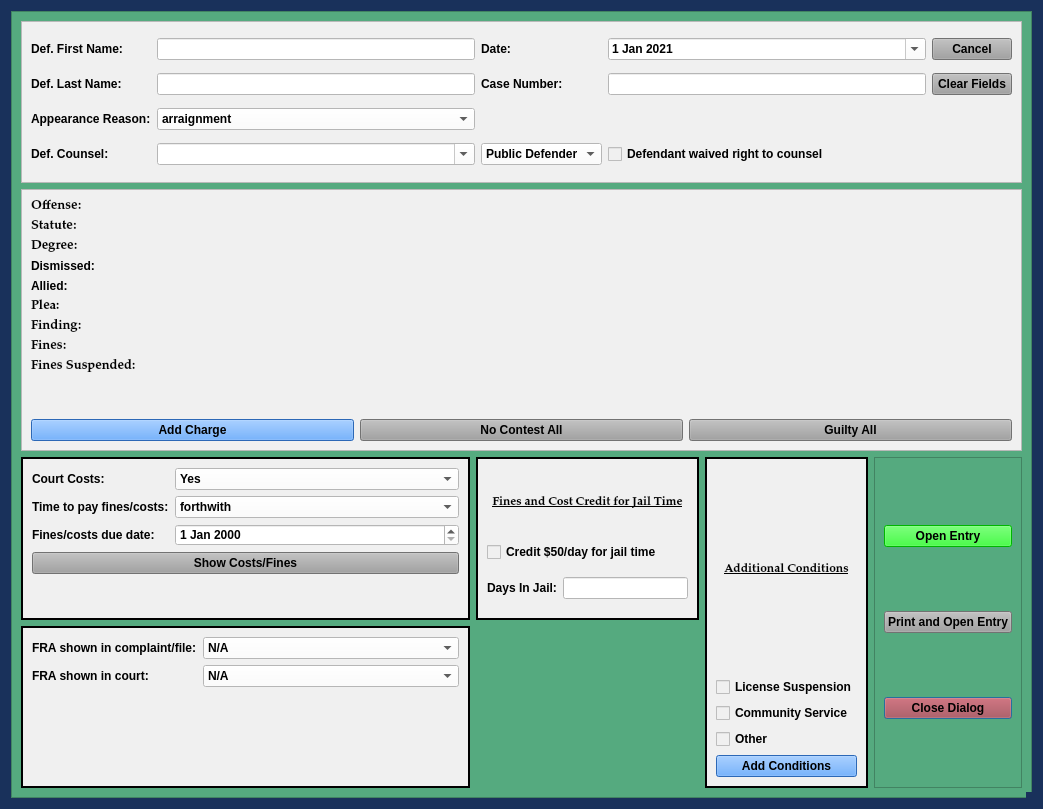
The window that package/views/ui/NoJailPleaDialog.ui (HunterProgram22/MuniEntry) describes before a commit, drawn with Qt 5.
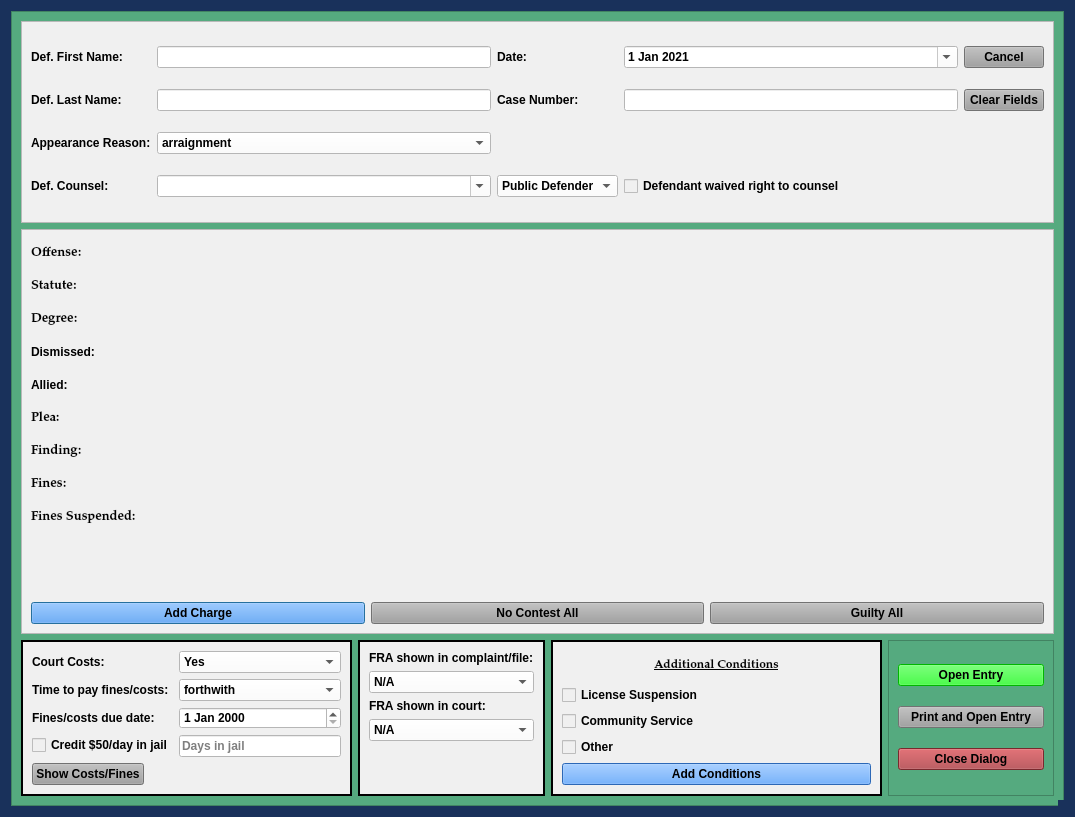
The same window after the commit.

Commit message: No Jail reformatted and add charge working.

What changed in the file:
```diff
--- a/package/views/ui/NoJailPleaDialog.ui
+++ b/package/views/ui/NoJailPleaDialog.ui
@@ -9,8 +9,8 @@
    <rect>
     <x>0</x>
     <y>0</y>
-    <width>1043</width>
-    <height>809</height>
+    <width>1075</width>
+    <height>817</height>
    </rect>
   </property>
   <property name="sizePolicy">
@@ -162,269 +162,11 @@
        <rect>
         <x>0</x>
         <y>0</y>
-        <width>1021</width>
-        <height>787</height>
+        <width>1053</width>
+        <height>795</height>
        </rect>
       </property>
-      <layout class="QGridLayout" name="gridLayout_4" columnstretch="2,0,0,0">
-       <item row="2" column="3" rowspan="2">
-        <widget class="QFrame" name="frame_2">
-         <property name="frameShape">
-          <enum>QFrame::StyledPanel</enum>
-         </property>
-         <property name="frameShadow">
-          <enum>QFrame::Raised</enum>
-         </property>
-         <layout class="QGridLayout" name="gridLayout_6">
-          <item row="0" column="0">
-           <widget class="QPushButton" name="create_entry_Button">
-            <property name="styleSheet">
-             <string notr="true">background-color: rgb(0, 255, 0);
-</string>
-            </property>
-            <property name="text">
-             <string>Open Entry</string>
-            </property>
-            <property name="autoDefault">
-             <bool>false</bool>
-            </property>
-           </widget>
-          </item>
-          <item row="1" column="0">
-           <widget class="QPushButton" name="print_entry_Button">
-            <property name="styleSheet">
-             <string notr="true">background-color: rgb(160, 160, 160);</string>
-            </property>
-            <property name="text">
-             <string>Print and Open Entry</string>
-            </property>
-            <property name="autoDefault">
-             <bool>false</bool>
-            </property>
-           </widget>
-          </item>
-          <item row="2" column="0">
-           <widget class="QPushButton" name="close_dialog_Button">
-            <property name="styleSheet">
-             <string notr="true">background-color: rgb(170, 58, 63);</string>
-            </property>
-            <property name="text">
-             <string>Close Dialog</string>
-            </property>
-           </widget>
-          </item>
-         </layout>
-        </widget>
-       </item>
-       <item row="2" column="2" rowspan="2">
-        <widget class="QFrame" name="frame_6">
-         <property name="sizePolicy">
-          <sizepolicy hsizetype="Preferred" vsizetype="Preferred">
-           <horstretch>0</horstretch>
-           <verstretch>0</verstretch>
-          </sizepolicy>
-         </property>
-         <property name="styleSheet">
-          <string notr="true">background-color: rgb(240, 240, 240);
-font: 75 9pt &quot;Palatino Linotype&quot;;
-font-weight: bold;</string>
-         </property>
-         <property name="frameShape">
-          <enum>QFrame::Box</enum>
-         </property>
-         <property name="frameShadow">
-          <enum>QFrame::Plain</enum>
-         </property>
-         <property name="lineWidth">
-          <number>2</number>
-         </property>
-         <layout class="QGridLayout" name="gridLayout_5">
-          <item row="3" column="0">
-           <widget class="QCheckBox" name="other_conditions_checkBox">
-            <property name="enabled">
-             <bool>true</bool>
-            </property>
-            <property name="focusPolicy">
-             <enum>Qt::StrongFocus</enum>
-            </property>
-            <property name="text">
-             <string>Other</string>
-            </property>
-           </widget>
-          </item>
-          <item row="1" column="0">
-           <widget class="QCheckBox" name="license_suspension_checkBox">
-            <property name="text">
-             <string>License Suspension</string>
-            </property>
-           </widget>
-          </item>
-          <item row="2" column="0">
-           <widget class="QCheckBox" name="community_service_checkBox">
-            <property name="text">
-             <string>Community Service</string>
-            </property>
-           </widget>
-          </item>
-          <item row="4" column="0">
-           <widget class="QPushButton" name="add_conditions_Button">
-            <property name="styleSheet">
-             <string notr="true">background-color: rgb(62, 146, 255)</string>
-            </property>
-            <property name="text">
-             <string>Add Conditions</string>
-            </property>
-            <property name="autoDefault">
-             <bool>false</bool>
-            </property>
-           </widget>
-          </item>
-          <item row="0" column="0">
-           <widget class="QLabel" name="label_24">
-            <property name="font">
-             <font>
-              <family>Palatino Linotype</family>
-              <pointsize>9</pointsize>
-              <weight>75</weight>
-              <italic>false</italic>
-              <bold>true</bold>
-              <underline>true</underline>
-             </font>
-            </property>
-            <property name="text">
-             <string>Additional Conditions</string>
-            </property>
-            <property name="alignment">
-             <set>Qt::AlignCenter</set>
-            </property>
-           </widget>
-          </item>
-         </layout>
-        </widget>
-       </item>
-       <item row="2" column="0">
-        <widget class="QFrame" name="frame_5">
-         <property name="sizePolicy">
-          <sizepolicy hsizetype="Preferred" vsizetype="Preferred">
-           <horstretch>0</horstretch>
-           <verstretch>0</verstretch>
-          </sizepolicy>
-         </property>
-         <property name="styleSheet">
-          <string notr="true">background-color: rgb(240, 240, 240);</string>
-         </property>
-         <property name="frameShape">
-          <enum>QFrame::Box</enum>
-         </property>
-         <property name="frameShadow">
-          <enum>QFrame::Plain</enum>
-         </property>
-         <property name="lineWidth">
-          <number>2</number>
-         </property>
-         <layout class="QFormLayout" name="formLayout">
-          <item row="0" column="0">
-           <widget class="QLabel" name="label_11">
-            <property name="text">
-             <string>Court Costs:</string>
-            </property>
-           </widget>
-          </item>
-          <item row="0" column="1">
-           <widget class="QComboBox" name="court_costs_box">
-            <property name="styleSheet">
-             <string notr="true">background-color: rgb(255, 255, 255);</string>
-            </property>
-            <item>
-             <property name="text">
-              <string>Yes</string>
-             </property>
-            </item>
-            <item>
-             <property name="text">
-              <string>Waived</string>
-             </property>
-            </item>
-            <item>
-             <property name="text">
-              <string>No</string>
-             </property>
-            </item>
-           </widget>
-          </item>
-          <item row="1" column="0">
-           <widget class="QLabel" name="label_9">
-            <property name="text">
-             <string>Time to pay fines/costs:</string>
-            </property>
-           </widget>
-          </item>
-          <item row="1" column="1">
-           <widget class="QComboBox" name="ability_to_pay_box">
-            <property name="styleSheet">
-             <string notr="true">background-color: rgb(255, 255, 255);</string>
-            </property>
-            <item>
-             <property name="text">
-              <string>forthwith</string>
-             </property>
-            </item>
-            <item>
-             <property name="text">
-              <string>within 30 days</string>
-             </property>
-            </item>
-            <item>
-             <property name="text">
-              <string>within 60 days</string>
-             </property>
-            </item>
-            <item>
-             <property name="text">
-              <string>within 90 days</string>
-             </property>
-            </item>
-           </widget>
-          </item>
-          <item row="2" column="0">
-           <widget class="QLabel" name="label_18">
-            <property name="text">
-             <string>Fines/costs due date:</string>
-            </property>
-           </widget>
-          </item>
-          <item row="2" column="1">
-           <widget class="QDateEdit" name="balance_due_date">
-            <property name="styleSheet">
-             <string notr="true">background-color: rgb(255, 255, 255);</string>
-            </property>
-           </widget>
-          </item>
-          <item row="3" column="0" colspan="2">
-           <widget class="QPushButton" name="costs_and_fines_Button">
-            <property name="sizePolicy">
-             <sizepolicy hsizetype="Preferred" vsizetype="Fixed">
-              <horstretch>0</horstretch>
-              <verstretch>0</verstretch>
-             </sizepolicy>
-            </property>
-            <property name="focusPolicy">
-             <enum>Qt::NoFocus</enum>
-            </property>
-            <property name="styleSheet">
-             <string notr="true">background-color: rgb(160, 160, 160);</string>
-            </property>
-            <property name="text">
-             <string>Show Costs/Fines</string>
-            </property>
-            <property name="flat">
-             <bool>false</bool>
-            </property>
-           </widget>
-          </item>
-         </layout>
-        </widget>
-       </item>
+      <layout class="QGridLayout" name="gridLayout_2" rowstretch="1,2,0,0" columnstretch="2,1,2,1">
        <item row="1" column="0" colspan="4">
         <widget class="QFrame" name="frame">
          <property name="sizePolicy">
@@ -645,6 +387,146 @@
          </layout>
         </widget>
        </item>
+       <item row="2" column="0">
+        <widget class="QFrame" name="frame_5">
+         <property name="sizePolicy">
+          <sizepolicy hsizetype="Preferred" vsizetype="Preferred">
+           <horstretch>0</horstretch>
+           <verstretch>0</verstretch>
+          </sizepolicy>
+         </property>
+         <property name="styleSheet">
+          <string notr="true">background-color: rgb(240, 240, 240);</string>
+         </property>
+         <property name="frameShape">
+          <enum>QFrame::Box</enum>
+         </property>
+         <property name="frameShadow">
+          <enum>QFrame::Plain</enum>
+         </property>
+         <property name="lineWidth">
+          <number>2</number>
+         </property>
+         <layout class="QFormLayout" name="formLayout">
+          <item row="0" column="0">
+           <widget class="QLabel" name="label_11">
+            <property name="text">
+             <string>Court Costs:</string>
+            </property>
+           </widget>
+          </item>
+          <item row="0" column="1">
+           <widget class="QComboBox" name="court_costs_box">
+            <property name="styleSheet">
+             <string notr="true">background-color: rgb(255, 255, 255);</string>
+            </property>
+            <item>
+             <property name="text">
+              <string>Yes</string>
+             </property>
+            </item>
+            <item>
+             <property name="text">
+              <string>Waived</string>
+             </property>
+            </item>
+            <item>
+             <property name="text">
+              <string>No</string>
+             </property>
+            </item>
+           </widget>
+          </item>
+          <item row="1" column="0">
+           <widget class="QLabel" name="label_9">
+            <property name="text">
+             <string>Time to pay fines/costs:</string>
+            </property>
+           </widget>
+          </item>
+          <item row="1" column="1">
+           <widget class="QComboBox" name="ability_to_pay_box">
+            <property name="styleSheet">
+             <string notr="true">background-color: rgb(255, 255, 255);</string>
+            </property>
+            <item>
+             <property name="text">
+              <string>forthwith</string>
+             </property>
+            </item>
+            <item>
+             <property name="text">
+              <string>within 30 days</string>
+             </property>
+            </item>
+            <item>
+             <property name="text">
+              <string>within 60 days</string>
+             </property>
+            </item>
+            <item>
+             <property name="text">
+              <string>within 90 days</string>
+             </property>
+            </item>
+           </widget>
+          </item>
+          <item row="2" column="0">
+           <widget class="QLabel" name="label_18">
+            <property name="text">
+             <string>Fines/costs due date:</string>
+            </property>
+           </widget>
+          </item>
+          <item row="2" column="1">
+           <widget class="QDateEdit" name="balance_due_date">
+            <property name="styleSheet">
+             <string notr="true">background-color: rgb(255, 255, 255);</string>
+            </property>
+           </widget>
+          </item>
+          <item row="3" column="0">
+           <widget class="QCheckBox" name="credit_for_jail_checkBox">
+            <property name="text">
+             <string>Credit $50/day in jail</string>
+            </property>
+           </widget>
+          </item>
+          <item row="3" column="1">
+           <widget class="QLineEdit" name="jail_time_credit_box">
+            <property name="styleSheet">
+             <string notr="true">background-color: rgb(255, 255, 255);</string>
+            </property>
+            <property name="placeholderText">
+             <string>Days in jail</string>
+            </property>
+           </widget>
+          </item>
+          <item row="4" column="0">
+           <widget class="QPushButton" name="costs_and_fines_Button">
+            <property name="sizePolicy">
+             <sizepolicy hsizetype="Preferred" vsizetype="Fixed">
+              <horstretch>0</horstretch>
+              <verstretch>0</verstretch>
+             </sizepolicy>
+            </property>
+            <property name="focusPolicy">
+             <enum>Qt::NoFocus</enum>
+            </property>
+            <property name="styleSheet">
+             <string notr="true">background-color: rgb(160, 160, 160);</string>
+            </property>
+            <property name="text">
+             <string>Show Costs/Fines</string>
+            </property>
+            <property name="flat">
+             <bool>false</bool>
+            </property>
+           </widget>
+          </item>
+         </layout>
+        </widget>
+       </item>
        <item row="0" column="0" colspan="4">
         <widget class="QFrame" name="case_name_Frame">
          <property name="sizePolicy">
@@ -863,74 +745,142 @@
          </layout>
         </widget>
        </item>
+       <item row="2" column="2">
+        <widget class="QFrame" name="frame_6">
+         <property name="sizePolicy">
+          <sizepolicy hsizetype="Preferred" vsizetype="Preferred">
+           <horstretch>0</horstretch>
+           <verstretch>0</verstretch>
+          </sizepolicy>
+         </property>
+         <property name="styleSheet">
+          <string notr="true">background-color: rgb(240, 240, 240);
+font: 75 9pt &quot;Palatino Linotype&quot;;
+font-weight: bold;</string>
+         </property>
+         <property name="frameShape">
+          <enum>QFrame::Box</enum>
+         </property>
+         <property name="frameShadow">
+          <enum>QFrame::Plain</enum>
+         </property>
+         <property name="lineWidth">
+          <number>2</number>
+         </property>
+         <layout class="QGridLayout" name="gridLayout_4">
+          <item row="0" column="0">
+           <widget class="QLabel" name="label_24">
+            <property name="font">
+             <font>
+              <family>Palatino Linotype</family>
+              <pointsize>9</pointsize>
+              <weight>75</weight>
+              <italic>false</italic>
+              <bold>true</bold>
+              <underline>true</underline>
+             </font>
+            </property>
+            <property name="text">
+             <string>Additional Conditions</string>
+            </property>
+            <property name="alignment">
+             <set>Qt::AlignCenter</set>
+            </property>
+           </widget>
+          </item>
+          <item row="1" column="0">
+           <widget class="QCheckBox" name="license_suspension_checkBox">
+            <property name="text">
+             <string>License Suspension</string>
+            </property>
+           </widget>
+          </item>
+          <item row="2" column="0">
+           <widget class="QCheckBox" name="community_service_checkBox">
+            <property name="text">
+             <string>Community Service</string>
+            </property>
+           </widget>
+          </item>
+          <item row="4" column="0">
+           <widget class="QPushButton" name="add_conditions_Button">
+            <property name="styleSheet">
+             <string notr="true">background-color: rgb(62, 146, 255)</string>
+            </property>
+            <property name="text">
+             <string>Add Conditions</string>
+            </property>
+            <property name="autoDefault">
+             <bool>false</bool>
+            </property>
+           </widget>
+          </item>
+          <item row="3" column="0">
+           <widget class="QCheckBox" name="other_conditions_checkBox">
+            <property name="enabled">
+             <bool>true</bool>
+            </property>
+            <property name="focusPolicy">
+             <enum>Qt::StrongFocus</enum>
+            </property>
+            <property name="text">
+             <string>Other</string>
+            </property>
+           </widget>
+          </item>
+         </layout>
+        </widget>
+       </item>
+       <item row="2" column="3">
+        <widget class="QFrame" name="frame_2">
+         <property name="frameShape">
+          <enum>QFrame::StyledPanel</enum>
+         </property>
+         <property name="frameShadow">
+          <enum>QFrame::Raised</enum>
+         </property>
+         <layout class="QGridLayout" name="gridLayout_6">
+          <item row="4" column="0">
+           <widget class="QPushButton" name="close_dialog_Button">
+            <property name="styleSheet">
+             <string notr="true">background-color: rgb(170, 58, 63);</string>
+            </property>
+            <property name="text">
+             <string>Close Dialog</string>
+            </property>
+           </widget>
+          </item>
+          <item row="2" column="0">
+           <widget class="QPushButton" name="create_entry_Button">
+            <property name="styleSheet">
+             <string notr="true">background-color: rgb(0, 255, 0);
+</string>
+            </property>
+            <property name="text">
+             <string>Open Entry</string>
+            </property>
+            <property name="autoDefault">
+             <bool>false</bool>
+            </property>
+           </widget>
+          </item>
+          <item row="3" column="0">
+           <widget class="QPushButton" name="print_entry_Button">
+            <property name="styleSheet">
+             <string notr="true">background-color: rgb(160, 160, 160);</string>
+            </property>
+            <property name="text">
+             <string>Print and Open Entry</string>
+            </property>
+            <property name="autoDefault">
+             <bool>false</bool>
+            </property>
+           </widget>
+          </item>
+         </layout>
+        </widget>
+       </item>
        <item row="2" column="1">
-        <widget class="QFrame" name="jail_time_credit_frame">
-         <property name="styleSheet">
-          <string notr="true">background-color: rgb(240, 240, 240);
-font: 75 9pt &quot;Palatino Linotype&quot;;
-font-weight: bold;</string>
-         </property>
-         <property name="frameShape">
-          <enum>QFrame::Box</enum>
-         </property>
-         <property name="frameShadow">
-          <enum>QFrame::Plain</enum>
-         </property>
-         <property name="lineWidth">
-          <number>2</number>
-         </property>
-         <layout class="QGridLayout" name="gridLayout_7">
-          <item row="0" column="0" colspan="2">
-           <widget class="QLabel" name="add_conditions_label_2">
-            <property name="maximumSize">
-             <size>
-              <width>16777215</width>
-              <height>50</height>
-             </size>
-            </property>
-            <property name="font">
-             <font>
-              <family>Palatino Linotype</family>
-              <pointsize>9</pointsize>
-              <weight>75</weight>
-              <italic>false</italic>
-              <bold>true</bold>
-              <underline>true</underline>
-             </font>
-            </property>
-            <property name="text">
-             <string>Fines and Cost Credit for Jail Time</string>
-            </property>
-            <property name="alignment">
-             <set>Qt::AlignCenter</set>
-            </property>
-           </widget>
-          </item>
-          <item row="2" column="1">
-           <widget class="QLineEdit" name="jail_time_credit_box">
-            <property name="styleSheet">
-             <string notr="true">background-color: rgb(255, 255, 255);</string>
-            </property>
-           </widget>
-          </item>
-          <item row="2" column="0">
-           <widget class="QLabel" name="days_in_jail_label">
-            <property name="text">
-             <string>Days In Jail:</string>
-            </property>
-           </widget>
-          </item>
-          <item row="1" column="0" colspan="2">
-           <widget class="QCheckBox" name="credit_for_jail_checkBox">
-            <property name="text">
-             <string>Credit $50/day for jail time</string>
-            </property>
-           </widget>
-          </item>
-         </layout>
-        </widget>
-       </item>
-       <item row="3" column="0">
         <widget class="QFrame" name="frame_7">
          <property name="sizePolicy">
           <sizepolicy hsizetype="Preferred" vsizetype="Preferred">
@@ -951,57 +901,13 @@
           <number>2</number>
          </property>
          <layout class="QFormLayout" name="formLayout_2">
-          <item row="0" column="1">
-           <widget class="QComboBox" name="fra_in_file_box">
-            <property name="styleSheet">
-             <string notr="true">background-color: rgb(255, 255, 255);</string>
-            </property>
-            <item>
-             <property name="text">
-              <string>N/A</string>
-             </property>
-            </item>
-            <item>
-             <property name="text">
-              <string>Yes</string>
-             </property>
-            </item>
-            <item>
-             <property name="text">
-              <string>No</string>
-             </property>
-            </item>
-           </widget>
-          </item>
-          <item row="1" column="0">
+          <item row="2" column="0">
            <widget class="QLabel" name="label_22">
             <property name="text">
              <string>FRA shown in court:</string>
             </property>
            </widget>
           </item>
-          <item row="1" column="1">
-           <widget class="QComboBox" name="fra_in_court_box">
-            <property name="styleSheet">
-             <string notr="true">background-color: rgb(255, 255, 255);</string>
-            </property>
-            <item>
-             <property name="text">
-              <string>N/A</string>
-             </property>
-            </item>
-            <item>
-             <property name="text">
-              <string>Yes</string>
-             </property>
-            </item>
-            <item>
-             <property name="text">
-              <string>No</string>
-             </property>
-            </item>
-           </widget>
-          </item>
           <item row="0" column="0">
            <widget class="QLabel" name="label_21">
             <property name="text">
@@ -1009,6 +915,50 @@
             </property>
            </widget>
           </item>
+          <item row="3" column="0" colspan="2">
+           <widget class="QComboBox" name="fra_in_court_box">
+            <property name="styleSheet">
+             <string notr="true">background-color: rgb(255, 255, 255);</string>
+            </property>
+            <item>
+             <property name="text">
+              <string>N/A</string>
+             </property>
+            </item>
+            <item>
+             <property name="text">
+              <string>Yes</string>
+             </property>
+            </item>
+            <item>
+             <property name="text">
+              <string>No</string>
+             </property>
+            </item>
+           </widget>
+          </item>
+          <item row="1" column="0" colspan="2">
+           <widget class="QComboBox" name="fra_in_file_box">
+            <property name="styleSheet">
+             <string notr="true">background-color: rgb(255, 255, 255);</string>
+            </property>
+            <item>
+             <property name="text">
+              <string>N/A</string>
+             </property>
+            </item>
+            <item>
+             <property name="text">
+              <string>Yes</string>
+             </property>
+            </item>
+            <item>
+             <property name="text">
+              <string>No</string>
+             </property>
+            </item>
+           </widget>
+          </item>
          </layout>
         </widget>
        </item>
```
Left out of the diff: 5 changed lines with no effect on the pictures. The commit also changes 7 other files.
